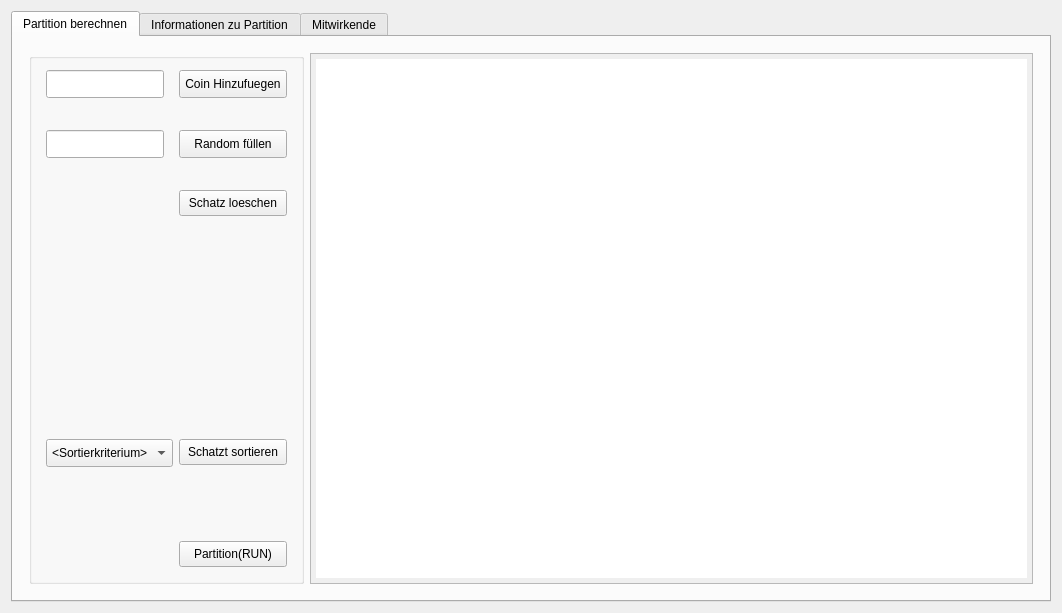
Above: mainwindow.ui from Makozer/NpPartitionManager before the change. Below: the same form after it.
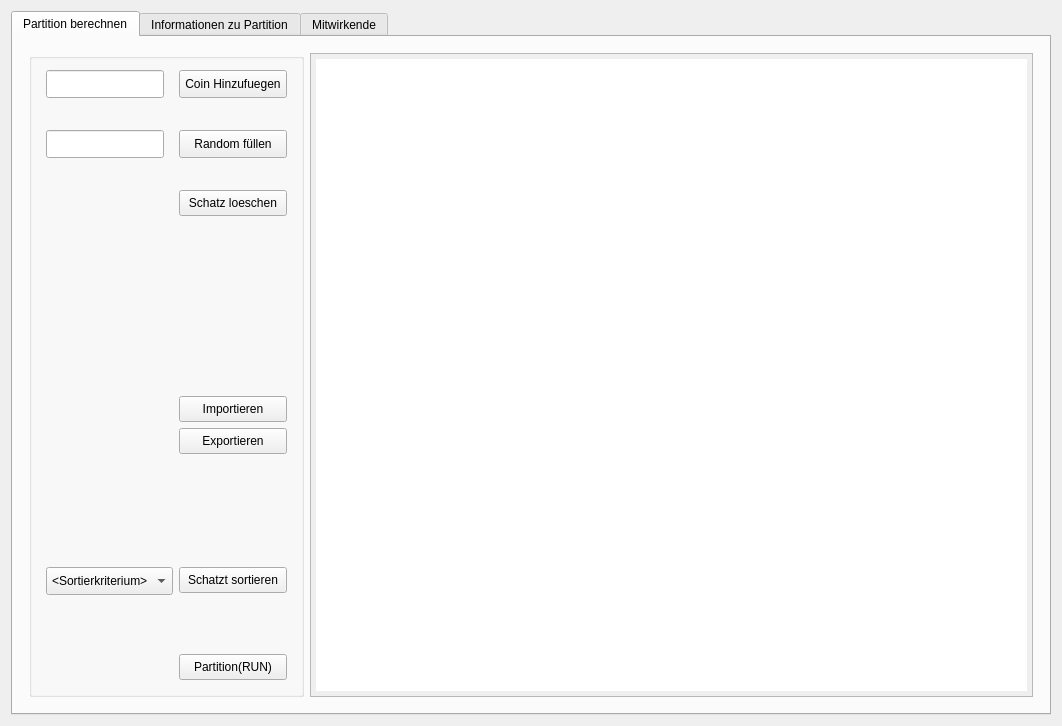
That is the form after the change. Custom widgets are drawn as their Qt base class.

Commit message: exportFunktionAdded import NOCH NICHT FERTIG runonlybuttonAdded

The edit to the form file:
```diff
--- a/mainwindow.ui
+++ b/mainwindow.ui
@@ -7,7 +7,7 @@
     <x>0</x>
     <y>0</y>
     <width>1062</width>
-    <height>613</height>
+    <height>726</height>
    </rect>
   </property>
   <property name="windowTitle">
@@ -169,7 +169,7 @@
              </property>
             </spacer>
            </item>
-           <item row="14" column="0">
+           <item row="15" column="0">
             <widget class="QComboBox" name="comboBox_sortKritWaehlen">
              <property name="sizePolicy">
               <sizepolicy hsizetype="Minimum" vsizetype="Minimum">
@@ -203,7 +203,7 @@
              </item>
             </widget>
            </item>
-           <item row="14" column="1">
+           <item row="15" column="1">
             <widget class="QPushButton" name="btn_sort">
              <property name="toolTip">
               <string>&lt;html&gt;&lt;head/&gt;&lt;body&gt;&lt;p&gt;Sortieren Sie den Schatz. Wählen Sie zuvor, nach welchem Kriterium Sortiert werden soll.&lt;/p&gt;&lt;/body&gt;&lt;/html&gt;</string>
@@ -213,7 +213,7 @@
              </property>
             </widget>
            </item>
-           <item row="16" column="1">
+           <item row="17" column="1">
             <widget class="QPushButton" name="btn_output_solution">
              <property name="sizePolicy">
               <sizepolicy hsizetype="Minimum" vsizetype="Fixed">
@@ -252,7 +252,7 @@
              </property>
             </spacer>
            </item>
-           <item row="15" column="1">
+           <item row="16" column="1">
             <spacer name="verticalSpacer_5">
              <property name="orientation">
               <enum>Qt::Vertical</enum>
@@ -265,6 +265,64 @@
              </property>
             </spacer>
            </item>
+           <item row="11" column="1">
+            <widget class="QPushButton" name="btn_export">
+             <property name="sizePolicy">
+              <sizepolicy hsizetype="Minimum" vsizetype="Fixed">
+               <horstretch>0</horstretch>
+               <verstretch>0</verstretch>
+              </sizepolicy>
+             </property>
+             <property name="toolTip">
+              <string>&lt;html&gt;&lt;head/&gt;&lt;body&gt;&lt;p&gt;Exportiert den gesamten aktuellen Schatz in eine Textdatei an einen gewaehlten Ort. &lt;/p&gt;&lt;/body&gt;&lt;/html&gt;</string>
+             </property>
+             <property name="text">
+              <string>Exportieren</string>
+             </property>
+            </widget>
+           </item>
+           <item row="12" column="0">
+            <spacer name="verticalSpacer_6">
+             <property name="orientation">
+              <enum>Qt::Vertical</enum>
+             </property>
+             <property name="sizeHint" stdset="0">
+              <size>
+               <width>20</width>
+               <height>40</height>
+              </size>
+             </property>
+            </spacer>
+           </item>
+           <item row="13" column="0">
+            <spacer name="verticalSpacer_7">
+             <property name="orientation">
+              <enum>Qt::Vertical</enum>
+             </property>
+             <property name="sizeHint" stdset="0">
+              <size>
+               <width>20</width>
+               <height>40</height>
+              </size>
+             </property>
+            </spacer>
+           </item>
+           <item row="10" column="1">
+            <widget class="QPushButton" name="btn_import">
+             <property name="sizePolicy">
+              <sizepolicy hsizetype="Minimum" vsizetype="Fixed">
+               <horstretch>0</horstretch>
+               <verstretch>0</verstretch>
+              </sizepolicy>
+             </property>
+             <property name="toolTip">
+              <string>&lt;html&gt;&lt;head/&gt;&lt;body&gt;&lt;p&gt;importiert einen Schatz aus einer Textdatei. &lt;/p&gt;&lt;p&gt;In dieser Textdatei muessen die Werte aller zu uebernehmenden Coins, getrennt von einem Komma enthalten sein. &lt;/p&gt;&lt;p&gt;Beispiel: &lt;/p&gt;&lt;p&gt;122,53,12,9,12&lt;/p&gt;&lt;/body&gt;&lt;/html&gt;</string>
+             </property>
+             <property name="text">
+              <string>Importieren</string>
+             </property>
+            </widget>
+           </item>
           </layout>
          </widget>
         </item>
```
Left out of the diff: 3 changed lines with no effect on the pictures. The commit also changes 7 other files.
